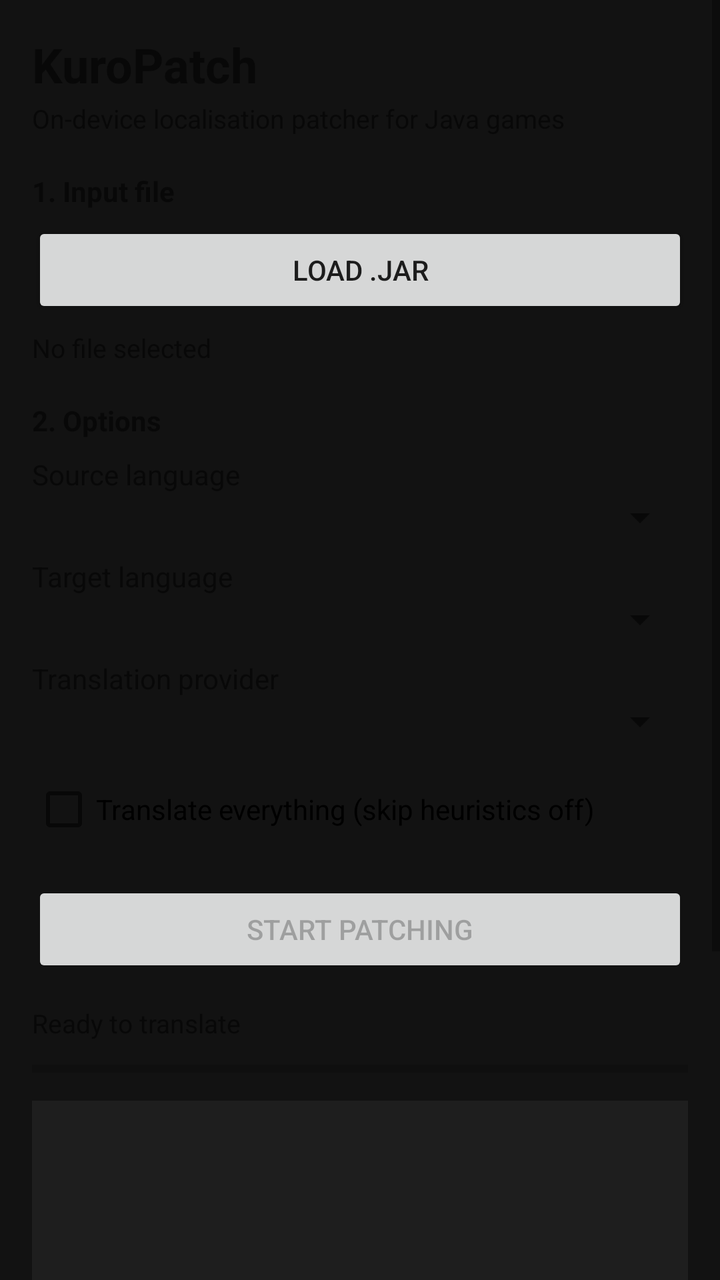
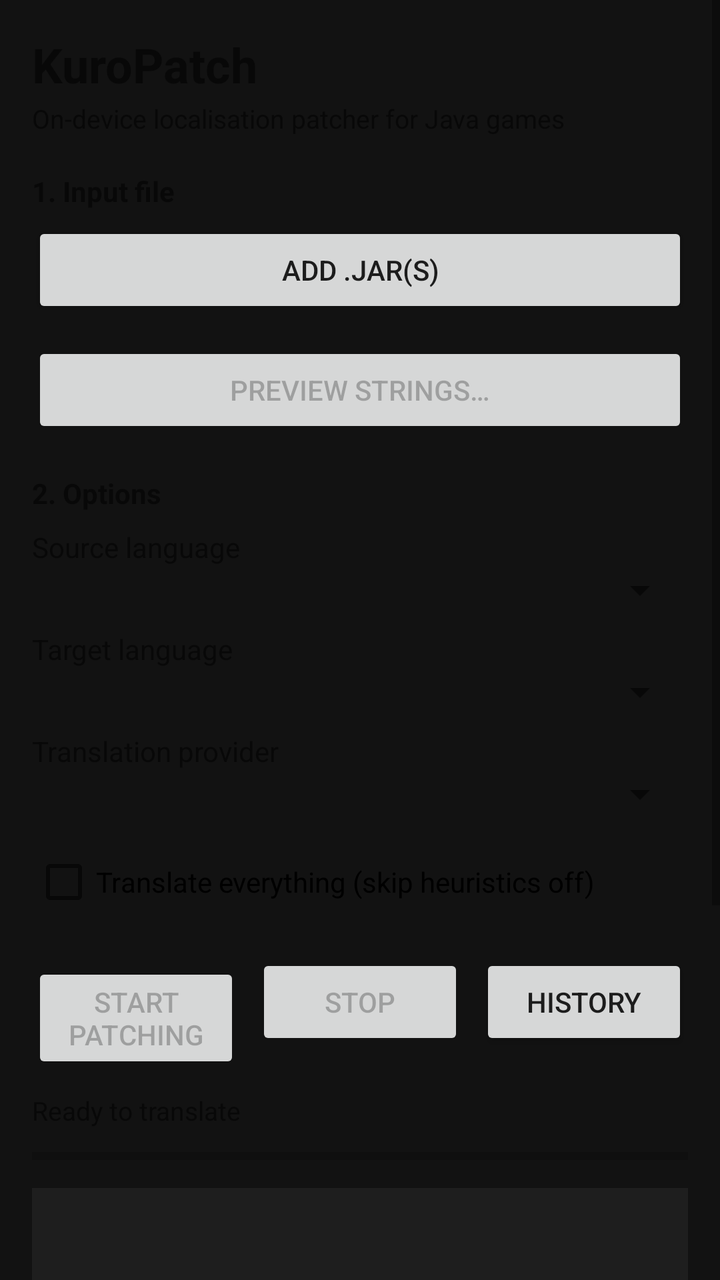

Two renders of the same Android screen: before a commit and after it. Below are the layout's source before the change and the commit's diff.
<!-- AndroidManifest.xml: application theme Theme.KuroPatch -->
<!-- res/layout/activity_main.xml -->
<?xml version="1.0" encoding="utf-8"?>
<ScrollView xmlns:android="http://schemas.android.com/apk/res/android"
    android:layout_width="match_parent"
    android:layout_height="match_parent"
    android:fillViewport="true">

    <LinearLayout
        android:layout_width="match_parent"
        android:layout_height="wrap_content"
        android:orientation="vertical"
        android:padding="16dp">

        <TextView
            android:layout_width="wrap_content"
            android:layout_height="wrap_content"
            android:text="@string/app_name"
            android:textSize="24sp"
            android:textStyle="bold" />

        <TextView
            android:layout_width="wrap_content"
            android:layout_height="wrap_content"
            android:layout_marginTop="2dp"
            android:text="@string/subtitle"
            android:textSize="13sp" />

        
        <TextView
            android:layout_width="wrap_content"
            android:layout_height="wrap_content"
            android:layout_marginTop="18dp"
            android:text="@string/section_input"
            android:textStyle="bold" />

        <Button
            android:id="@+id/btnPick"
            android:layout_width="match_parent"
            android:layout_height="wrap_content"
            android:layout_marginTop="6dp"
            android:text="@string/pick_jar" />

        <TextView
            android:id="@+id/tvFile"
            android:layout_width="match_parent"
            android:layout_height="wrap_content"
            android:layout_marginTop="6dp"
            android:text="@string/no_file"
            android:textSize="13sp" />

        
        <TextView
            android:layout_width="wrap_content"
            android:layout_height="wrap_content"
            android:layout_marginTop="18dp"
            android:text="@string/section_options"
            android:textStyle="bold" />

        <TextView
            android:layout_width="wrap_content"
            android:layout_height="wrap_content"
            android:layout_marginTop="8dp"
            android:text="@string/source_lang" />

        <Spinner
            android:id="@+id/spinnerSource"
            android:layout_width="match_parent"
            android:layout_height="wrap_content" />

        <TextView
            android:layout_width="wrap_content"
            android:layout_height="wrap_content"
            android:layout_marginTop="8dp"
            android:text="@string/target_lang" />

        <Spinner
            android:id="@+id/spinnerTarget"
            android:layout_width="match_parent"
            android:layout_height="wrap_content" />

        <TextView
            android:layout_width="wrap_content"
            android:layout_height="wrap_content"
            android:layout_marginTop="8dp"
            android:text="@string/provider" />

        <Spinner
            android:id="@+id/spinnerProvider"
            android:layout_width="match_parent"
            android:layout_height="wrap_content" />

        <com.google.android.material.textfield.TextInputLayout
            android:id="@+id/apiKeyLayout"
            android:layout_width="match_parent"
            android:layout_height="wrap_content"
            android:layout_marginTop="8dp"
            android:hint="@string/api_key_hint"
            android:visibility="gone">

            <com.google.android.material.textfield.TextInputEditText
                android:id="@+id/etApiKey"
                android:layout_width="match_parent"
                android:layout_height="wrap_content"
                android:inputType="textPassword" />
        </com.google.android.material.textfield.TextInputLayout>

        <CheckBox
            android:id="@+id/cbTranslateAll"
            android:layout_width="wrap_content"
            android:layout_height="wrap_content"
            android:layout_marginTop="8dp"
            android:text="@string/translate_all" />

        <Button
            android:id="@+id/btnStart"
            android:layout_width="match_parent"
            android:layout_height="wrap_content"
            android:layout_marginTop="12dp"
            android:enabled="false"
            android:text="@string/start" />

        
        <TextView
            android:id="@+id/tvStatus"
            android:layout_width="match_parent"
            android:layout_height="wrap_content"
            android:layout_marginTop="14dp"
            android:text="@string/status_ready"
            android:textSize="13sp" />

        <ProgressBar
            android:id="@+id/progressBar"
            style="?android:attr/progressBarStyleHorizontal"
            android:layout_width="match_parent"
            android:layout_height="wrap_content"
            android:layout_marginTop="6dp"
            android:max="100"
            android:progress="0" />

        <TextView
            android:id="@+id/tvLog"
            android:layout_width="match_parent"
            android:layout_height="180dp"
            android:layout_marginTop="8dp"
            android:background="#1E1E1E"
            android:fontFamily="monospace"
            android:padding="8dp"
            android:scrollbars="vertical"
            android:textColor="#E1E1E1"
            android:textSize="11sp" />

        
        <TextView
            android:layout_width="wrap_content"
            android:layout_height="wrap_content"
            android:layout_marginTop="18dp"
            android:text="@string/section_output"
            android:textStyle="bold" />

        <TextView
            android:id="@+id/tvOutput"
            android:layout_width="match_parent"
            android:layout_height="wrap_content"
            android:layout_marginTop="6dp"
            android:text="@string/no_output"
            android:textIsSelectable="true"
            android:textSize="13sp" />

        <Button
            android:id="@+id/btnShare"
            android:layout_width="match_parent"
            android:layout_height="wrap_content"
            android:layout_marginTop="6dp"
            android:enabled="false"
            android:text="@string/share_output" />
    </LinearLayout>
</ScrollView>
<!-- resources referenced by this layout -->
<resources>
  <string name="api_key_hint">API key</string>
  <string name="app_name">KuroPatch</string>
  <string name="no_file">No file selected</string>
  <string name="no_output">No output yet</string>
  <string name="pick_jar">Load .jar</string>
  <string name="provider">Translation provider</string>
  <string name="section_input">1. Input file</string>
  <string name="section_options">2. Options</string>
  <string name="section_output">3. Output</string>
  <string name="share_output">Share output</string>
  <string name="source_lang">Source language</string>
  <string name="start">Start patching</string>
  <string name="status_ready">Ready to translate</string>
  <string name="subtitle">On-device localisation patcher for Java games</string>
  <string name="target_lang">Target language</string>
  <string name="translate_all">Translate everything (skip heuristics off)</string>
  <style name="Theme.KuroPatch" parent="Theme.MaterialComponents.DayNight.DarkActionBar">
          <item name="colorPrimary">@color/kp_primary</item>
          <item name="colorPrimaryVariant">@color/kp_primary</item>
          <item name="colorOnPrimary">@color/kp_background</item>
          <item name="colorSecondary">@color/kp_secondary</item>
          <item name="android:colorBackground">@color/kp_background</item>
      </style>
  <color name="kp_primary">#BB86FC</color>
  <color name="kp_background">#121212</color>
  <color name="kp_secondary">#03DAC6</color>
</resources>

<!-- the commit's change to res/layout/activity_main.xml (unified diff, before → after) -->
@@ -39,13 +39,20 @@
             android:layout_marginTop="6dp"
             android:text="@string/pick_jar" />
 
-        <TextView
-            android:id="@+id/tvFile"
-            android:layout_width="match_parent"
-            android:layout_height="wrap_content"
-            android:layout_marginTop="6dp"
-            android:text="@string/no_file"
-            android:textSize="13sp" />
+        <androidx.recyclerview.widget.RecyclerView
+            android:id="@+id/recyclerQueue"
+            android:layout_width="match_parent"
+            android:layout_height="wrap_content"
+            android:layout_marginTop="6dp"
+            android:maxHeight="160dp" />
+
+        <Button
+            android:id="@+id/btnPreview"
+            android:layout_width="match_parent"
+            android:layout_height="wrap_content"
+            android:layout_marginTop="6dp"
+            android:enabled="false"
+            android:text="@string/preview_open" />
 
         
         <TextView
@@ -110,13 +117,37 @@
             android:layout_marginTop="8dp"
             android:text="@string/translate_all" />
 
-        <Button
-            android:id="@+id/btnStart"
+        <LinearLayout
             android:layout_width="match_parent"
             android:layout_height="wrap_content"
             android:layout_marginTop="12dp"
-            android:enabled="false"
-            android:text="@string/start" />
+            android:orientation="horizontal">
+
+            <Button
+                android:id="@+id/btnStart"
+                android:layout_width="0dp"
+                android:layout_height="wrap_content"
+                android:layout_marginEnd="8dp"
+                android:layout_weight="1"
+                android:enabled="false"
+                android:text="@string/start" />
+
+            <Button
+                android:id="@+id/btnStop"
+                android:layout_width="0dp"
+                android:layout_height="wrap_content"
+                android:layout_marginEnd="8dp"
+                android:layout_weight="1"
+                android:enabled="false"
+                android:text="@string/stop" />
+
+            <Button
+                android:id="@+id/btnHistory"
+                android:layout_width="0dp"
+                android:layout_height="wrap_content"
+                android:layout_weight="1"
+                android:text="@string/history" />
+        </LinearLayout>
 
         
         <TextView
<!-- resource entries referenced after the edit -->
@@ -2,9 +2,10 @@
 <resources>
   <string name="api_key_hint">API key</string>
   <string name="app_name">KuroPatch</string>
-  <string name="no_file">No file selected</string>
+  <string name="history">History</string>
   <string name="no_output">No output yet</string>
-  <string name="pick_jar">Load .jar</string>
+  <string name="pick_jar">Add .jar(s)</string>
+  <string name="preview_open">Preview strings…</string>
   <string name="provider">Translation provider</string>
   <string name="section_input">1. Input file</string>
   <string name="section_options">2. Options</string>
@@ -13,6 +14,7 @@
   <string name="source_lang">Source language</string>
   <string name="start">Start patching</string>
   <string name="status_ready">Ready to translate</string>
+  <string name="stop">Stop</string>
   <string name="subtitle">On-device localisation patcher for Java games</string>
   <string name="target_lang">Target language</string>
   <string name="translate_all">Translate everything (skip heuristics off)</string>
